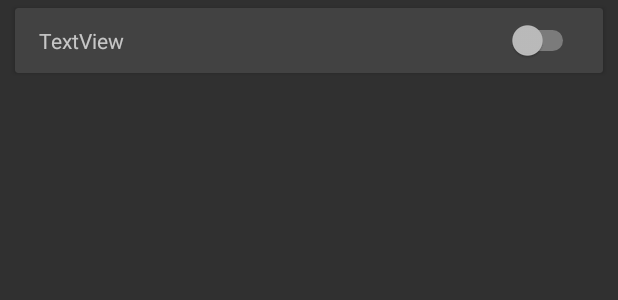
After one commit to openbase/bco.bcomfy, an Android app: the layout test_card_view.xml on its own in the app's theme, with its tools: preview values and no code run, on a phone screen of 412 x 824 dp. The commit adds this screen. Shown: the top 300 px of the screen. Run offline under Robolectric (Android 15) with nearby library versions, the phone set to English and light mode, and no system bars.

Commit message:
Fill right drawer with dummy elements

```diff
--- a/app/src/main/java/org/openbase/bco/bcomfy/TangoActivity.java
+++ b/app/src/main/java/org/openbase/bco/bcomfy/TangoActivity.java
@@ -165,7 +165,7 @@ public abstract class TangoActivity extends Activity {
                             if (statusBarAnimator.isRunning()) {
                                 runOnUiThread(() -> statusBarAnimator.end());
                             }
-                            runOnUiThread(() -> getWindow().setStatusBarColor(0xFF008800));
+                            runOnUiThread(() -> getWindow().setStatusBarColor(0xFF222222));
                         } else {
                             if (!statusBarAnimator.isRunning()) {
                                 runOnUiThread(() -> statusBarAnimator.start());
--- /dev/null
+++ b/app/src/main/res/layout/test_card_view.xml
@@ -0,0 +1,33 @@
+<?xml version="1.0" encoding="utf-8"?>
+<android.support.v7.widget.CardView xmlns:android="http://schemas.android.com/apk/res/android"
+    android:layout_width="match_parent"
+    android:layout_height="wrap_content"
+    android:layout_marginBottom="5dp"
+    android:layout_marginLeft="10dp"
+    android:layout_marginRight="10dp"
+    android:layout_marginTop="5dp">
+
+    <RelativeLayout
+        android:layout_width="match_parent"
+        android:layout_height="wrap_content"
+        android:paddingBottom="8dp"
+        android:paddingLeft="16dp"
+        android:paddingRight="16dp"
+        android:paddingTop="8dp">
+
+        <TextView
+            android:id="@+id/textView2"
+            android:layout_width="wrap_content"
+            android:layout_height="wrap_content"
+            android:layout_alignParentStart="true"
+            android:layout_centerVertical="true"
+            android:text="TextView" />
+
+        <Switch
+            android:id="@+id/switch1"
+            android:layout_width="wrap_content"
+            android:layout_height="wrap_content"
+            android:layout_alignParentEnd="true"
+            android:layout_alignParentTop="true" />
+    </RelativeLayout>
+</android.support.v7.widget.CardView>
```
Also changed, not shown: app/src/main/java/org/openbase/bco/bcomfy/activityCore/CoreActivity.java (+16 -0 lines), app/src/main/res/layout-land/activity_core.xml (+56 -11 lines).
